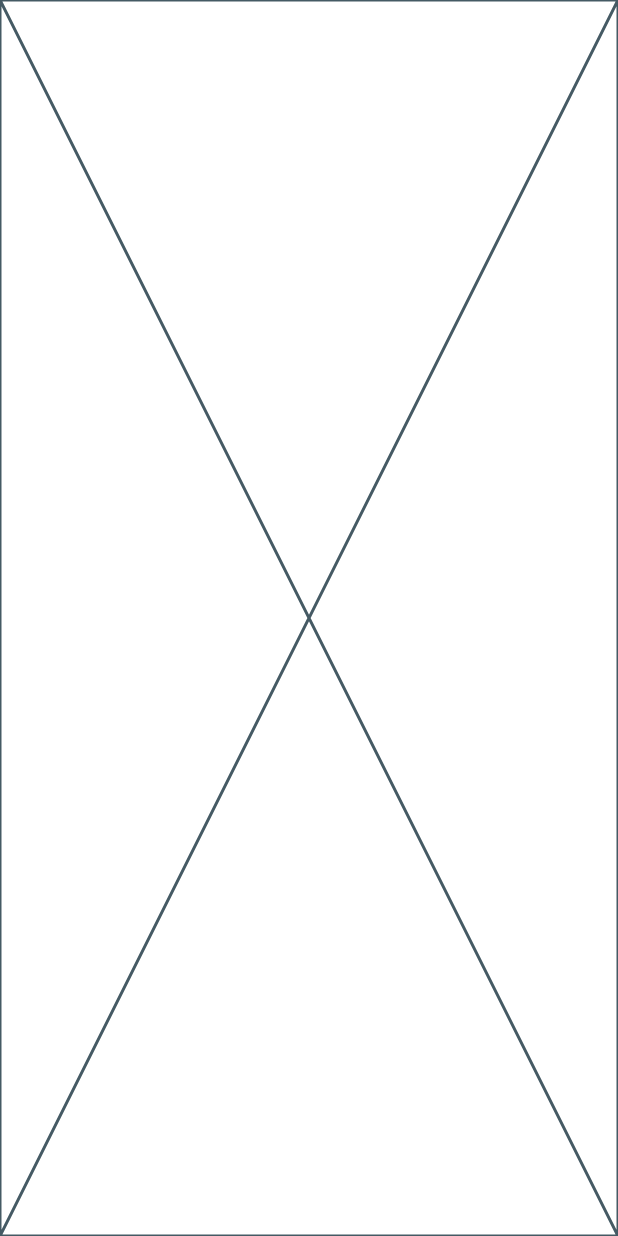
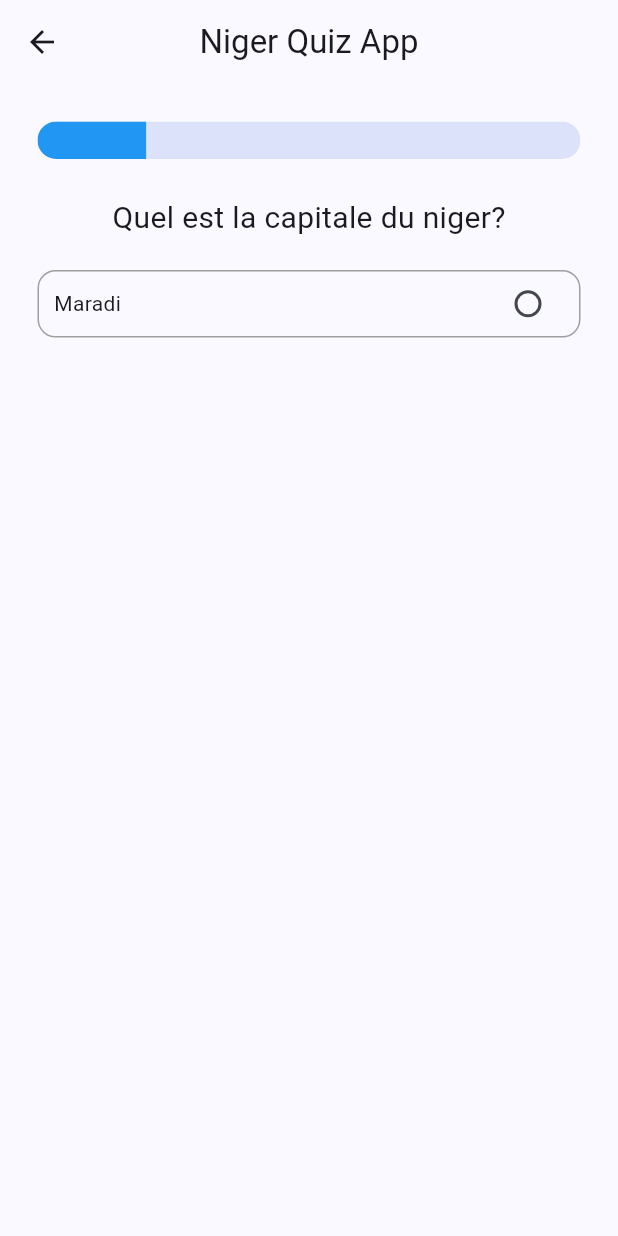
Before and after one commit to Alk096/niger-quiz, a Flutter app: the screen it shows after launch, on a phone screen of 412 x 824 dp. Run offline on Flutter 3.47's test engine with Material 3 defaults, Android fonts, the phone set to English and light mode, and no system bars.

Commit message:
Quiz Page reponse

```diff
--- a/lib/screens/quiz_screen.dart
+++ b/lib/screens/quiz_screen.dart
@@ -8,8 +8,78 @@ class QuizScreen extends StatefulWidget {
 }
 
 class _QuizScreenState extends State<QuizScreen> {
+  String? radioValue;
   @override
   Widget build(BuildContext context) {
-    return const Placeholder();
+    return Scaffold(
+      appBar: AppBar(
+        leading: IconButton(
+          onPressed: () {
+            Navigator.pop(context);
+          },
+          icon: Icon(Icons.arrow_back),
+        ),
+        title: Text(
+          'Niger Quiz App',
+          style: TextStyle(fontWeight: FontWeight.w400),
+        ),
+        centerTitle: true,
+      ),
+      body: Center(
+        child: Column(
+          children: [
+            Container(
+              padding: EdgeInsets.all(25),
+              child: ClipRRect(
+                borderRadius: BorderRadius.circular(50),
+                child: LinearProgressIndicator(
+                  value: 0.2,
+                  color: Colors.blue,
+                  minHeight: 25,
+                ),
+              ),
+            ),
+            Text(
+              'Quel est la capitale du niger?',
+              style: TextStyle(fontSize: 20),
+            ),
+            SizedBox(height: 20,),
+            GestureDetector(
+
+              onTap: (){
+                setState(() {
+
+                });
+              },
+              child: Container(
+                padding: EdgeInsets.symmetric(horizontal: 10),
+                margin: EdgeInsets.symmetric(horizontal: 25),
+                height: 45,
+                decoration: BoxDecoration(
+                  border: Border.all(width: 1, color: Colors.grey),
+                  borderRadius: BorderRadius.circular(12),
+                ),
+                child: Row(
+                  mainAxisAlignment: MainAxisAlignment.spaceBetween,
+                  children: [
+                    Text('Maradi'),
+                    Radio(
+                      focusColor: Colors.blue,
+                      value: 'Maradi',
+                      groupValue: radioValue,
+                      onChanged: (val){
+                        setState(() {
+                          radioValue = val;
+                        });
+                      },
+                    )
+                  ],
+                ),
+              ),
+            ),
+          ],
+        ),
+      ),
+    );
   }
 }
```
